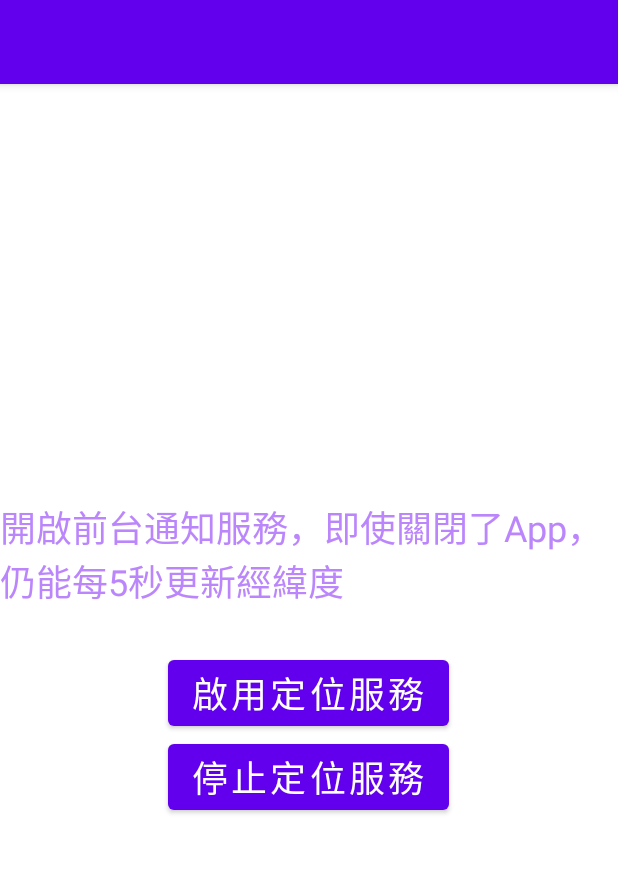
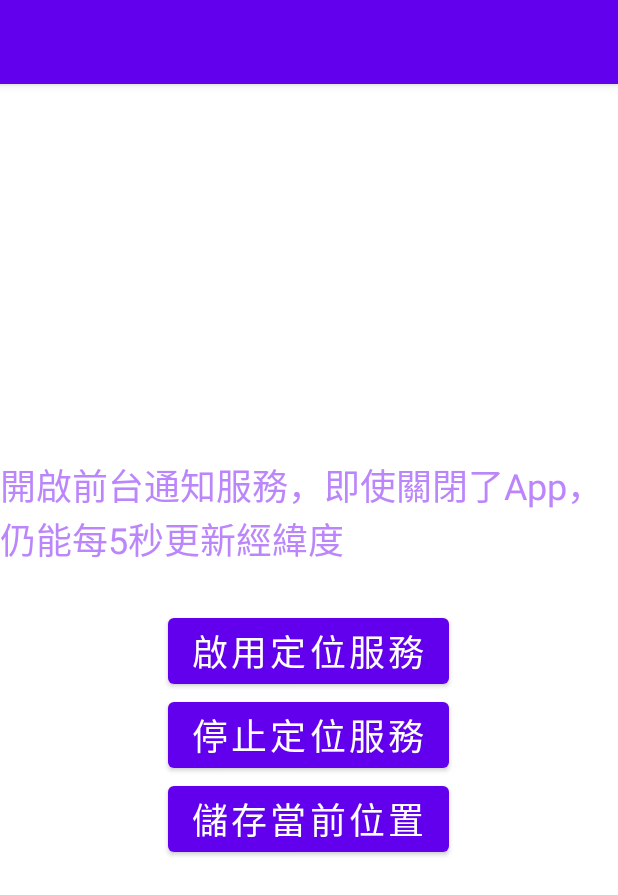
Before and after one commit to s1091815/LocationUpdate, an Android app: the screen it shows after launch (MainActivity), on a phone screen of 412 x 824 dp. Shown: the top 895 px of the screen. Run offline under Robolectric (Android 15) with nearby library versions, the phone set to English and light mode, and no system bars.

Commit message:
初版v.1

```diff
--- a/app/src/main/java/tw/edu/pu/csim/s1091815/locationupdate/MainActivity.kt
+++ b/app/src/main/java/tw/edu/pu/csim/s1091815/locationupdate/MainActivity.kt
@@ -2,28 +2,40 @@ package tw.edu.pu.csim.s1091815.locationupdate
 
 import android.Manifest
 import android.app.AlertDialog
+import android.content.Context
 import android.content.DialogInterface
 import android.content.Intent
 import android.content.pm.PackageManager
+import android.location.Location
+import android.location.LocationListener
+import android.location.LocationManager
 import android.net.Uri
 import android.os.Build
 import androidx.appcompat.app.AppCompatActivity
 import android.os.Bundle
 import android.provider.Settings
+import android.util.Log
 import android.widget.Button
 import android.widget.Toast
 import androidx.annotation.RequiresApi
 import androidx.core.app.ActivityCompat
 import androidx.core.content.ContextCompat
+import androidx.core.location.LocationManagerCompat.getCurrentLocation
+import com.google.android.gms.location.FusedLocationProviderClient
+import com.google.android.gms.location.LocationCallback
+import com.google.android.gms.location.LocationResult
+import com.google.android.gms.location.LocationServices
 
 
 class MainActivity : AppCompatActivity() {
+
     var util: Util = Util()
     var myLocationService: LocationService = LocationService()
     lateinit var serviceIntent: Intent
 
     lateinit var startButton: Button
     lateinit var stopButton: Button
+    lateinit var newButton: Button
 
     @RequiresApi(Build.VERSION_CODES.O)
     override fun onCreate(savedInstanceState: Bundle?) {
@@ -32,6 +44,8 @@ class MainActivity : AppCompatActivity() {
 
         startButton = findViewById(R.id.startButton)
         stopButton = findViewById(R.id.stopButton)
+        newButton = findViewById(R.id.newButton)
+
         startButton.setOnClickListener {
 
             //如果同意位置存取權限，Android10以上需再判度背景位置資訊存取權
@@ -86,6 +100,10 @@ class MainActivity : AppCompatActivity() {
         stopButton.setOnClickListener {
             stopServiceFunc()
         }
+        newButton.setOnClickListener {
+
+        }
+
     }
     @RequiresApi(Build.VERSION_CODES.O)
     private fun starServiceFunc(){
@@ -120,6 +138,7 @@ class MainActivity : AppCompatActivity() {
             Toast.makeText(this, "服務已停止", Toast.LENGTH_SHORT).show()
         }
     }
+
     override fun onDestroy() {
         super.onDestroy()
     }
--- a/app/src/main/res/layout/activity_main.xml
+++ b/app/src/main/res/layout/activity_main.xml
@@ -28,4 +28,11 @@
         android:layout_width="wrap_content"
         android:layout_height="wrap_content"/>
 
+    <Button
+        android:id="@+id/newButton"
+        android:text="儲存當前位置"
+        android:textSize="24sp"
+        android:layout_width="wrap_content"
+        android:layout_height="wrap_content"/>
+
 </LinearLayout>
```
